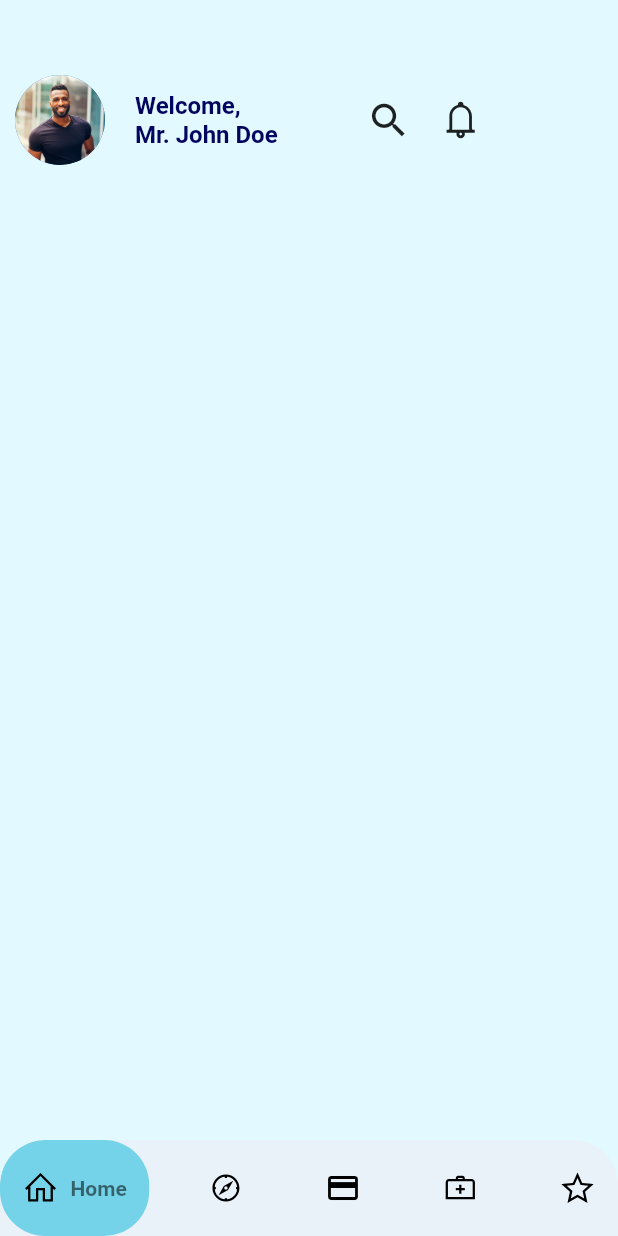
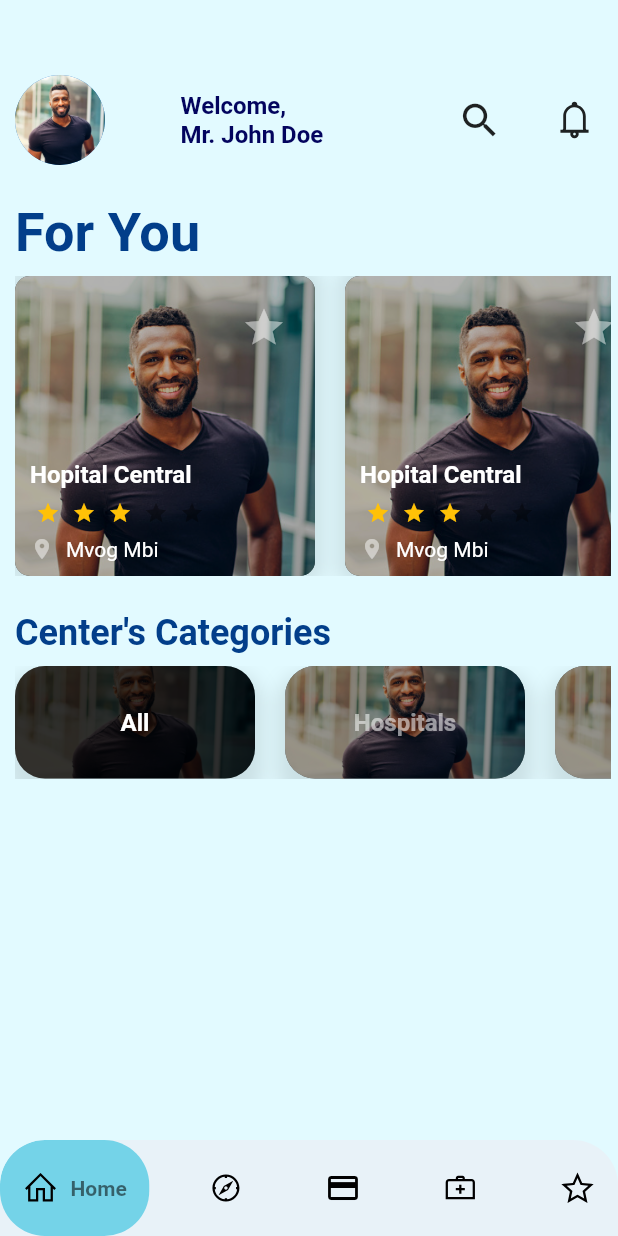
Before and after one commit to chendjou237/heal_point, a Flutter app: the HealPoint screen opened directly, on a phone screen of 412 x 824 dp. Run offline on Flutter 3.47's test engine with Material 2 defaults, Android fonts, the phone set to English and light mode, and no system bars; drawn by our look-alikes of flutter_rating_bar, google_nav_bar; our stand-ins replace cloud_firestore, dio, firebase_auth, firebase_core, firebase_storage, form_field_validator and 6 more; missing offline and left inert: flutter_polyline_points; accounts and stored records are empty.

Commit message:
home update

```diff
--- a/lib/main.dart
+++ b/lib/main.dart
@@ -28,6 +28,7 @@ class HealPointApp extends StatelessWidget {
         '/home': (context) => const Home(),
         '/sign_up': (context) => SignUp(),
         '/sign_in': (context) => const SignIn(),
+        '/center_detail': (context) => const CenterDetails(),
         // '/verify_phone_number': (context) => const VerifyPhoneScreen(),
         // '/personal_info': (context) => const PersonalInfo(),
         '/password': (context) => const PasswordScreen(),
--- a/lib/providers/providers.dart
+++ b/lib/providers/providers.dart
@@ -1,3 +1,4 @@
 export 'auth_provider.dart';
 export 'controller_providers.dart';
 export 'db_provider.dart';
+export 'ui_providers.dart';
--- /dev/null
+++ b/lib/providers/ui_providers.dart
@@ -0,0 +1,3 @@
+import 'package:hooks_riverpod/hooks_riverpod.dart';
+
+final selectedCategoryProvider = StateProvider((_)=>  "All");
--- /dev/null
+++ b/lib/screens/center_detail.dart
@@ -0,0 +1,15 @@
+import 'package:flutter/material.dart';
+import 'package:heal_point/utilities/palette.dart';
+
+class CenterDetails extends StatelessWidget {
+  const CenterDetails({ Key? key }) : super(key: key);
+
+  @override
+  Widget build(BuildContext context) {
+    return Scaffold(
+      body: Container(
+        color: primaryColor,
+      ),
+    );
+  }
+}
--- a/lib/screens/home.dart
+++ b/lib/screens/home.dart
@@ -1,11 +1,14 @@
 import 'package:flutter/material.dart';
+import 'package:hooks_riverpod/hooks_riverpod.dart';
 import 'package:line_icons/line_icons.dart';
 
-class Home extends StatelessWidget {
+import '../widgets/widgets.dart';
+
+class Home extends ConsumerWidget {
   const Home({Key? key}) : super(key: key);
 
   @override
-  Widget build(BuildContext context) {
+  Widget build(BuildContext context, ref) {
     final _theme = Theme.of(context).textTheme;
     return Padding(
       padding: const EdgeInsets.only(
@@ -15,9 +18,10 @@ class Home extends StatelessWidget {
       ),
       child: SingleChildScrollView(
         child: Column(
-          crossAxisAlignment: CrossAxisAlignment.center,
+          crossAxisAlignment: CrossAxisAlignment.start,
           children: [
             Row(
+              mainAxisAlignment: MainAxisAlignment.spaceBetween,
               children: [
                 GestureDetector(
                   onTap: () {
@@ -52,7 +56,46 @@ class Home extends StatelessWidget {
               ],
             ),
             const SizedBox(height: 24),
-
+            Text(
+              "For You",
+              style: _theme.headline1,
+            ),
+            const SizedBox(height: 8),
+            SizedBox(
+              height: 200,
+              child: ListView(
+                physics: const BouncingScrollPhysics(),
+                scrollDirection: Axis.horizontal,
+                children: [1, 2, 3, 4, 5, 6, 7, 8, 9]
+                    .map(
+                      (e) => HealCard(theme: _theme),
+                    )
+                    .toList(),
+              ),
+            ),
+            const SizedBox(height: 24),
+            Text(
+              "Center's Categories",
+              style: _theme.headline1!.copyWith(fontSize: 24),
+            ),
+            const SizedBox(height: 8),
+            SizedBox(
+              height: 75,
+              child: ListView(
+                physics: const BouncingScrollPhysics(),
+                scrollDirection: Axis.horizontal,
+                children: [
+                  "All",
+                  "Hospitals",
+                  "Clinics",
+                  "Pharmacies",
+                ]
+                    .map(
+                      (e) => CategoryBox(name: e),
+                    )
+                    .toList(),
+              ),
+            ),
           ],
         ),
       ),
--- a/lib/screens/screens.dart
+++ b/lib/screens/screens.dart
@@ -8,7 +8,7 @@ export 'drug_detail.dart';
 export 'profile.dart';
 export 'doctors.dart';
 export 'doctor_detail.dart';
-export 'hospital_detail.dart';
+export 'center_detail.dart';
 export 'near_me.dart';
 export 'password.dart';
 export 'rating.dart';
--- a/lib/utilities/root.dart
+++ b/lib/utilities/root.dart
@@ -34,7 +34,7 @@ class Root extends ConsumerWidget {
             // database.getPatient(authenticatedUser.uid);
             return const SignIn();
           } else {
-            return const HealPoint();
+            return const SignIn();
           }
         });
   }
--- /dev/null
+++ b/lib/widgets/category_box.dart
@@ -0,0 +1,52 @@
+import 'package:flutter/material.dart';
+import 'package:hooks_riverpod/hooks_riverpod.dart';
+
+import '../providers/providers.dart';
+
+class CategoryBox extends ConsumerWidget {
+  const CategoryBox({Key? key, required this.name}) : super(key: key);
+  final String name;
+
+  @override
+  Widget build(BuildContext context, ref) {
+    final selectedCity = ref.watch(selectedCategoryProvider.state);
+    return GestureDetector(
+      onTap: () {
+        // Navigator.pushNamed(context, '/city');
+        selectedCity.state = name;
+      },
+      child: Container(
+        height: 60.0,
+        width: 160.0,
+        margin: const EdgeInsets.only(right: 20),
+        child: Center(
+          child: Text(
+            name,
+            style: Theme.of(context).textTheme.headline2!.copyWith(
+                  color: selectedCity.state == name
+                      ? Colors.white
+                      : Colors.white54,
+                ),
+          ),
+        ),
+        decoration: BoxDecoration(
+          image: DecorationImage(
+            image: const AssetImage("assets/images/profile_pic.jpg"),
+            opacity: selectedCity.state != name ? 0.6 : 0.2,
+            fit: BoxFit.cover,
+          ),
+          boxShadow: [
+            BoxShadow(
+              color: Colors.black.withOpacity(0.1),
+              blurRadius: 10,
+              spreadRadius: 5,
+              offset: const Offset(0, 10),
+            ),
+          ],
+          color: Colors.black,
+          borderRadius: BorderRadius.circular(20.0),
+        ),
+      ),
+    );
+  }
+}
--- /dev/null
+++ b/lib/widgets/heal_card.dart
@@ -0,0 +1,101 @@
+import 'package:flutter/material.dart';
+import 'package:flutter_rating_bar/flutter_rating_bar.dart';
+
+class HealCard extends StatelessWidget {
+  const HealCard({
+    Key? key,
+    required TextTheme theme,
+  })  : _theme = theme,
+        super(key: key);
+
+  final TextTheme _theme;
+
+  @override
+  Widget build(BuildContext context) {
+    return GestureDetector(
+      onTap: () {
+        Navigator.pushNamed(context, '/center_detail');
+      },
+      child: Container(
+        margin: const EdgeInsets.only(right: 20),
+        padding: const EdgeInsets.all(10),
+        decoration: BoxDecoration(
+          boxShadow: [
+            BoxShadow(
+              color: Colors.black.withOpacity(0.1),
+              blurRadius: 10,
+              spreadRadius: 5,
+            ),
+          ],
+          color: Colors.black,
+          borderRadius: BorderRadius.circular(10),
+          image: const DecorationImage(
+            opacity: 0.7,
+            image: AssetImage('assets/images/profile_pic.jpg'),
+            fit: BoxFit.cover,
+          ),
+        ),
+        width: 200,
+        child: Column(
+          mainAxisAlignment: MainAxisAlignment.spaceBetween,
+          crossAxisAlignment: CrossAxisAlignment.start,
+          children: [
+            Row(
+              mainAxisSize: MainAxisSize.max,
+              mainAxisAlignment: MainAxisAlignment.spaceBetween,
+              children: [
+                const SizedBox(),
+                IconButton(
+                  icon: Icon(
+                    Icons.star,
+                    size: 30,
+                    color: Colors.white.withOpacity(0.5),
+                  ),
+                  onPressed: () {},
+                ),
+              ],
+            ),
+            Column(
+              crossAxisAlignment: CrossAxisAlignment.start,
+              mainAxisAlignment: MainAxisAlignment.start,
+              children: [
+                Text("Hopital Central",
+                    style: _theme.headline2!.copyWith(color: Colors.white)),
+                const SizedBox(height: 8),
+                RatingBar.builder(
+                  ignoreGestures: true,
+                  itemSize: 16,
+                  initialRating: 3,
+                  minRating: 1,
+                  direction: Axis.horizontal,
+                  allowHalfRating: true,
+                  itemCount: 5,
+                  itemPadding: const EdgeInsets.symmetric(horizontal: 4.0),
+                  itemBuilder: (context, _) => const Icon(
+                    Icons.star,
+                    color: Colors.amber,
+                  ),
+                  onRatingUpdate: (rating) {
+                    print(rating);
+                  },
+                ),
+                const SizedBox(height: 8),
+                Row(
+                  children: [
+                    Icon(Icons.location_on,
+                        size: 16, color: Colors.white.withOpacity(0.5)),
+                    const SizedBox(width: 8),
+                    Text(
+                      'Mvog Mbi',
+                      style: _theme.bodyText2!.copyWith(color: Colors.white),
+                    ),
+                  ],
+                ),
+              ],
+            ),
+          ],
+        ),
+      ),
+    );
+  }
+}
--- a/lib/widgets/widgets.dart
+++ b/lib/widgets/widgets.dart
@@ -1,2 +1,4 @@
 export 'auth_field.dart';
 export 'auth_button.dart';
+export 'heal_card.dart';
+export 'category_box.dart';
--- a/pubspec.yaml
+++ b/pubspec.yaml
@@ -36,6 +36,8 @@ dependencies:
   dio: ^4.0.6
   flutter_polyline_points: ^1.0.0
   flutter_native_splash: ^2.1.6
+  like_button: ^2.0.4
+  flutter_rating_bar: ^4.0.0
 
 dev_dependencies:
   flutter_test:
```
Also changed, not shown: lib/screens/hospital_detail.dart (deleted), pubspec.lock.
